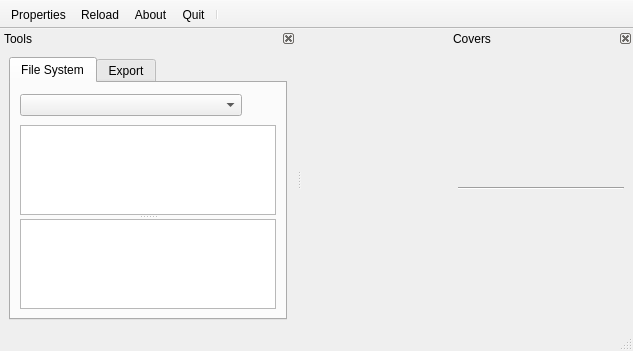
Qt form qwbfs/src/UIMain.ui (amestica/qwbfs) before a commit.
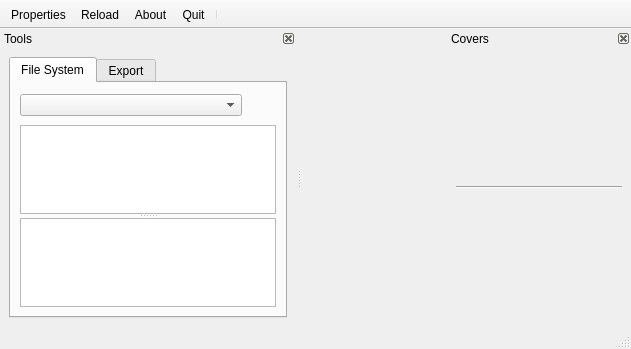
The same form after that commit. Icons and pictures are not drawn. Custom widgets are drawn as their Qt base class.

```diff
--- a/qwbfs/src/UIMain.ui
+++ b/qwbfs/src/UIMain.ui
@@ -6,8 +6,8 @@
    <rect>
     <x>0</x>
     <y>0</y>
-    <width>633</width>
-    <height>351</height>
+    <width>631</width>
+    <height>349</height>
    </rect>
   </property>
   <property name="iconSize">
```
Left out of the diff: 4 changed lines with no effect on the pictures.
